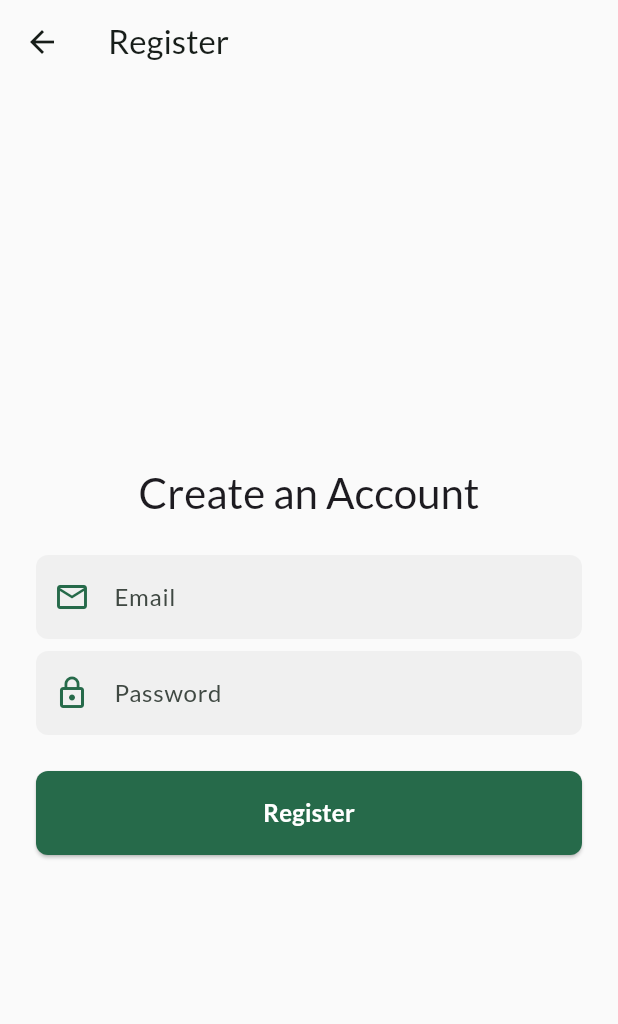
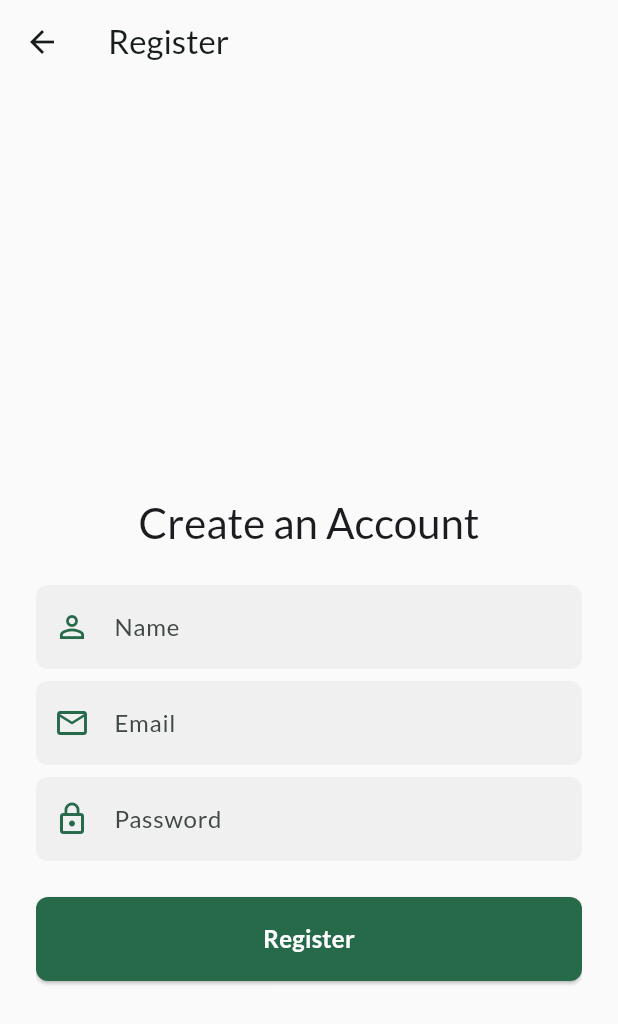
Before and after one commit to DonnerMarcel/Crossplatform_Project, a Flutter app: the RegisterScreen screen opened directly, on a phone screen of 412 x 824 dp. Shown: the top 1024 px of the screen. Run offline on Flutter 3.47's test engine with Material 3 defaults, Android fonts, the phone set to English and light mode, and no system bars; our stand-ins replace cloud_firestore, firebase_auth, firebase_core, flutter_riverpod, google_fonts, pie_chart; accounts and stored records are empty.

Commit message:
Add user register logic to also store data in the firestore DB.
Added a Name text input in the registration screen to store it.
User ID is now stored in state for easier access across the app.

```diff
--- a/lib/providers.dart
+++ b/lib/providers.dart
@@ -8,3 +8,5 @@ final groupServiceProvider = StateNotifierProvider<GroupDataService, List<Paymen
   // It creates and returns your state management service.
   return GroupDataService();
 });
+
+final userIdProvider = StateProvider<String?>((ref) => null);
--- a/lib/screens/register_screen.dart
+++ b/lib/screens/register_screen.dart
@@ -1,5 +1,7 @@
 import 'package:flutter/material.dart';
 import 'package:firebase_auth/firebase_auth.dart';
+
+import '../services/firestore_service.dart';
 
 class RegisterScreen extends StatefulWidget {
   const RegisterScreen({super.key});
@@ -9,12 +11,14 @@ class RegisterScreen extends StatefulWidget {
 }
 
 class _RegisterScreenState extends State<RegisterScreen> {
+  final _nameController = TextEditingController();
   final _emailController = TextEditingController();
   final _passwordController = TextEditingController();
   final _formKey = GlobalKey<FormState>();
   bool _isLoading = false;
   bool _showSuccess = false;
   String? _error;
+  final FirestoreService _firestoreService = FirestoreService();
 
   Future<void> _register() async {
     setState(() {
@@ -23,10 +27,17 @@ class _RegisterScreenState extends State<RegisterScreen> {
     });
 
     try {
-      await FirebaseAuth.instance.createUserWithEmailAndPassword(
+      final credentials = await FirebaseAuth.instance.createUserWithEmailAndPassword(
         email: _emailController.text.trim(),
         password: _passwordController.text,
       );
+
+      final userId = credentials.user?.uid;
+      final name = _nameController.text.trim();
+
+      if (userId != null) {
+        await _firestoreService.addUser(userId: userId, name: name);
+      }
 
       setState(() {
         _showSuccess = true;
@@ -60,12 +71,28 @@ class _RegisterScreenState extends State<RegisterScreen> {
         padding: const EdgeInsets.all(24.0),
         child: Form(
           key: _formKey,
+          child: SingleChildScrollView(
+            child: ConstrainedBox(
+              constraints: BoxConstraints(
+                minHeight: MediaQuery.of(context).size.height,
+              ),
+              child: Center(
                 child: Column(
                   mainAxisAlignment: MainAxisAlignment.center,
                   children: [
-              Text('Create an Account',
-                  style: theme.textTheme.headlineMedium),
+                    Text('Create an Account', style: theme.textTheme.headlineMedium),
                     const SizedBox(height: 24),
+                    TextFormField(
+                      controller: _nameController,
+                      decoration: _buildInputDecoration(
+                        context: context,
+                        labelText: 'Name',
+                        hintText: 'Your Name',
+                        prefixIconData: Icons.person_outline,
+                      ),
+                      validator: (value) => value == null || value.isEmpty ? 'Enter your name' : null,
+                    ),
+                    const SizedBox(height: 8),
                     TextFormField(
                       controller: _emailController,
                       decoration: _buildInputDecoration(
@@ -133,6 +160,9 @@ class _RegisterScreenState extends State<RegisterScreen> {
                 ),
               ),
             ),
+          ),
+        ),
+      ),
     );
   }
 }
```
Also changed, not shown: lib/screens/login_screen.dart (+12 -6 lines), lib/services/firestore_service.dart (+4 -4 lines), 13 other files. Lines whose indentation alone changed are shown as unchanged.
